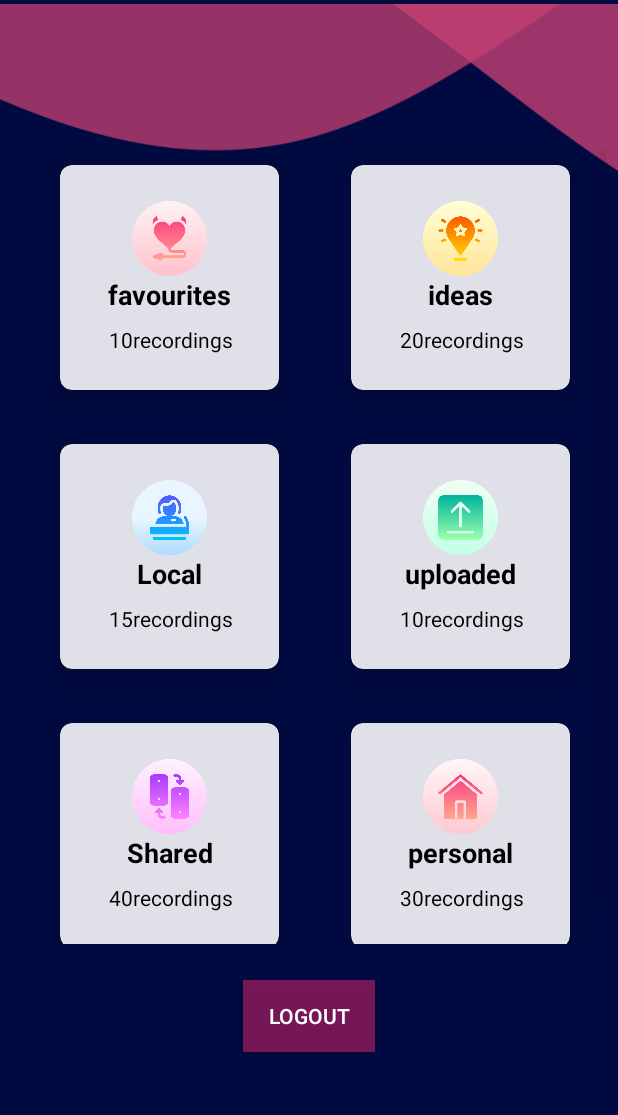
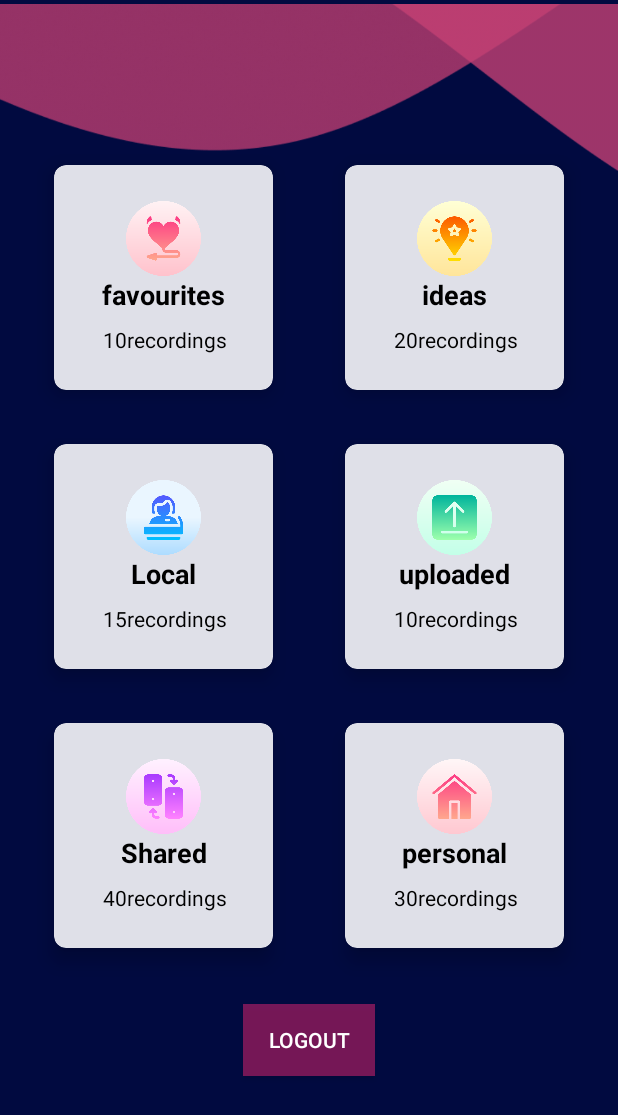
Before and after one commit to vidushi014/YVS_Android1, an Android app: the category screen opened directly, with no data from a screen before it, on a phone screen of 412 x 824 dp. Shown: the top 1115 px of the screen. Run offline under Robolectric (Android 15) with nearby library versions, the phone set to English and light mode, and no system bars; our stand-ins replace Firebase (no records; nobody signed in at launch, a user with empty details on screens opened directly).

Commit message:
grid view fixed

```diff
--- a/app/src/main/res/layout/activity_category.xml
+++ b/app/src/main/res/layout/activity_category.xml
@@ -23,7 +23,7 @@
         android:id="@+id/LogOut"
         android:layout_width="wrap_content"
         android:layout_height="wrap_content"
-        android:layout_marginTop="24dp"
+        android:layout_marginTop="10dp"
         android:background="#DD2C73"
         android:backgroundTint="#E82473"
         android:text="Logout"
@@ -35,18 +35,16 @@
     <GridView
         android:id="@+id/cat_Grid"
         android:layout_width="388dp"
-        android:layout_height="529dp"
+        android:layout_height="599dp"
         android:layout_marginStart="16dp"
-        android:layout_marginTop="100dp"
+        android:layout_marginTop="60dp"
         android:layout_marginEnd="16dp"
-        android:layout_marginBottom="16dp"
         android:numColumns="2"
-        app:layout_constraintBottom_toBottomOf="parent"
+        android:paddingTop="40dp"
         app:layout_constraintEnd_toEndOf="parent"
-        app:layout_constraintHorizontal_bias="0.0"
+        app:layout_constraintHorizontal_bias="0.555"
         app:layout_constraintStart_toStartOf="parent"
-        app:layout_constraintTop_toTopOf="parent"
-        app:layout_constraintVertical_bias="0.0">
+        app:layout_constraintTop_toTopOf="parent">
 
     </GridView>
 
```
